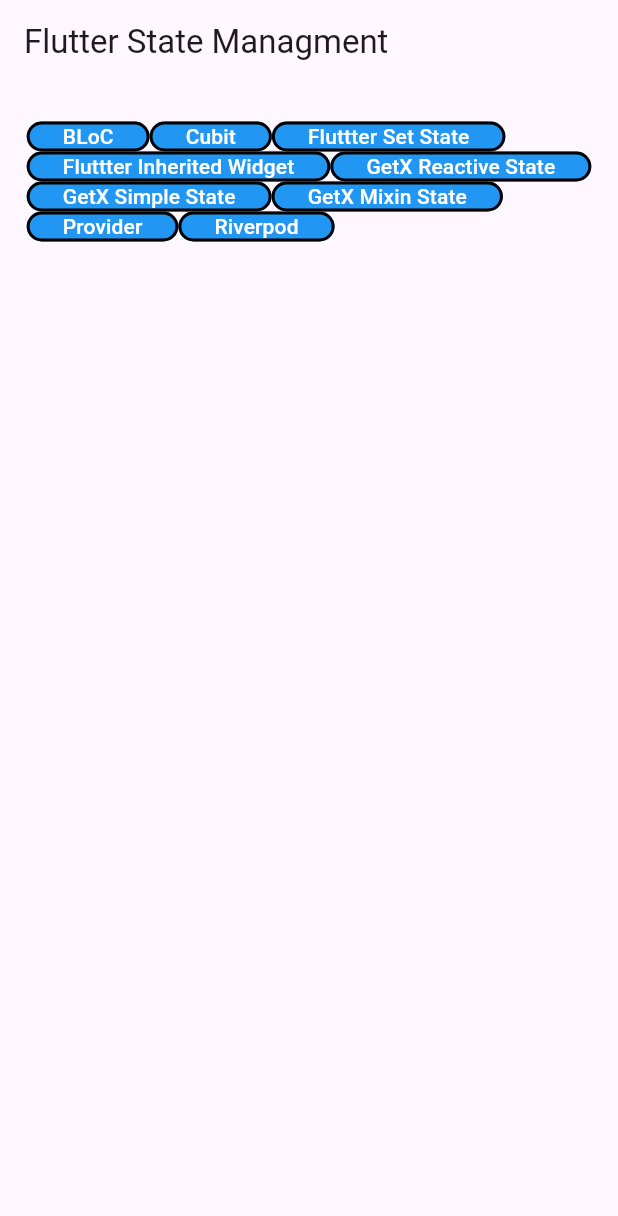
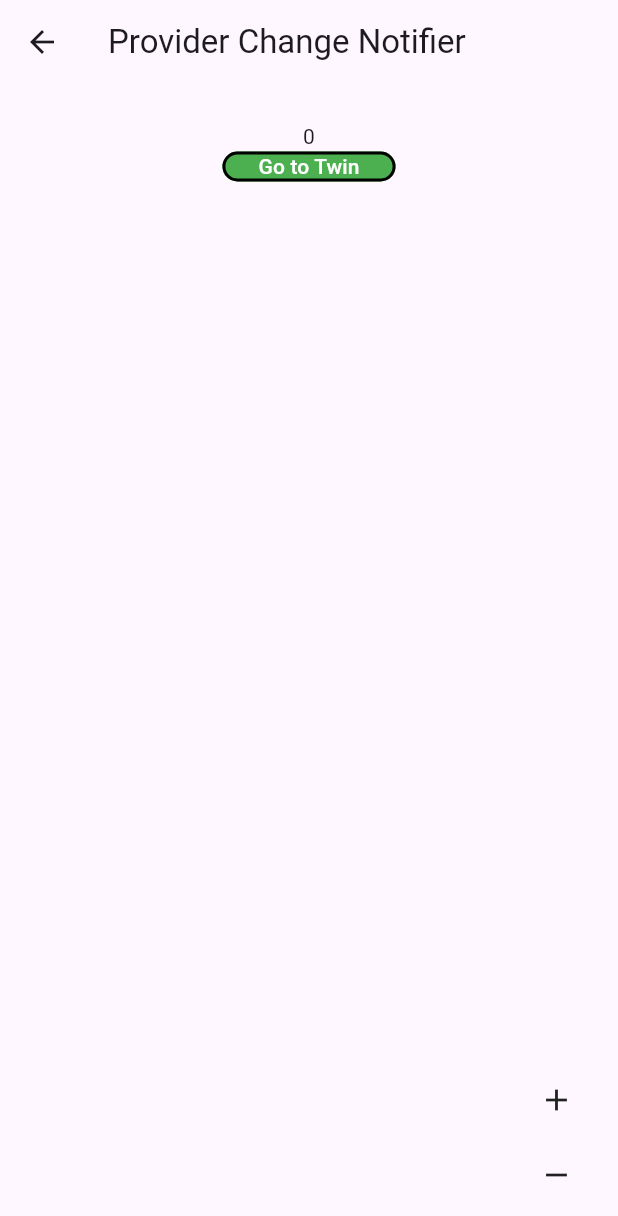
Before and after one commit to aleax888/flutter_state_managment, a Flutter app: the screen it shows after launch, after a tap on "Provider", on a phone screen of 412 x 824 dp. Shown: the top 1216 px of the screen. Run offline on Flutter 3.47's test engine with Material 3 defaults, Android fonts, the phone set to English and light mode, and no system bars; our stand-ins replace bloc, flutter_bloc, get.

Commit message:
feat(provider): add provider change notifier sample

```diff
--- a/lib/home/home_page.dart
+++ b/lib/home/home_page.dart
@@ -5,6 +5,10 @@ import 'package:flutter/material.dart';
 import 'package:flutter_bloc/flutter_bloc.dart';
 import 'package:flutter_state_managment/bloc/counter_bloc/counter_bloc.dart';
 import 'package:flutter_state_managment/cubit/counter_cubit.dart';
+
+// provider
+import 'package:provider/provider.dart';
+import 'package:flutter_state_managment/provider/counter_provider/counter_provider.dart';
 
 // components
 import 'package:flutter_state_managment/components/custom_page.dart';
@@ -18,6 +22,7 @@ import 'package:flutter_state_managment/flutter_set_state/flutter_set_state_page
 import 'package:flutter_state_managment/getx_mixin_state/pages/getx_mixin_state_page.dart';
 import 'package:flutter_state_managment/getx_reactive_state/pages/getx_reactive_state_page.dart';
 import 'package:flutter_state_managment/getx_simple_state/pages/getx_simple_state_page.dart';
+import 'package:flutter_state_managment/provider/pages/provider_page.dart';
 
 class HomePage extends StatelessWidget {
   const HomePage({super.key});
@@ -133,10 +138,22 @@ class HomePage extends StatelessWidget {
                 );
               },
             ),
+
+            // Provider
             CustomButton(
               label: 'Provider',
               color: Colors.blue,
-              onPressed: () {},
+              onPressed: () {
+                Navigator.push(
+                  context,
+                  MaterialPageRoute(
+                    builder: (context) => ChangeNotifierProvider(
+                      create: (_) => CounterProvider(),
+                      child: ProviderPage(),
+                    ),
+                  ),
+                );
+              },
             ),
             CustomButton(
               label: 'Riverpod',
--- /dev/null
+++ b/lib/provider/counter_provider/counter_provider.dart
@@ -0,0 +1,17 @@
+import 'package:flutter/material.dart';
+
+class CounterProvider with ChangeNotifier {
+  int _counter = 0;
+
+  int get counter => _counter;
+
+  void increment() {
+    _counter++;
+    notifyListeners();
+  }
+
+  void decrement() {
+    _counter--;
+    notifyListeners();
+  }
+}
--- /dev/null
+++ b/lib/provider/pages/provider_page.dart
@@ -0,0 +1,37 @@
+// flutter
+import 'package:flutter/material.dart';
+import 'package:flutter_state_managment/provider/pages/provider_twin_page.dart';
+
+// provider
+import 'package:provider/provider.dart';
+import 'package:flutter_state_managment/provider/counter_provider/counter_provider.dart';
+
+// components
+import 'package:flutter_state_managment/components/sample_page.dart';
+
+class ProviderPage extends StatelessWidget {
+  final String title = "Provider Change Notifier";
+  const ProviderPage({super.key});
+
+  @override
+  Widget build(BuildContext context) {
+    return SamplePage(
+      title: title,
+      counter: Text(context.watch<CounterProvider>().counter.toString()),
+      goToTwinPage: () {
+        final provider = context.read<CounterProvider>();
+        return Navigator.push(
+          context,
+          MaterialPageRoute(
+            builder: (context) => ChangeNotifierProvider.value(
+              value: provider,
+              child: ProviderTwinPage(title: title),
+            ),
+          ),
+        );
+      },
+      increment: context.read<CounterProvider>().increment,
+      decrement: context.read<CounterProvider>().decrement,
+    );
+  }
+}
```
Also changed, not shown: lib/provider/pages/provider_twin_page.dart (added, +24 -0 lines).
